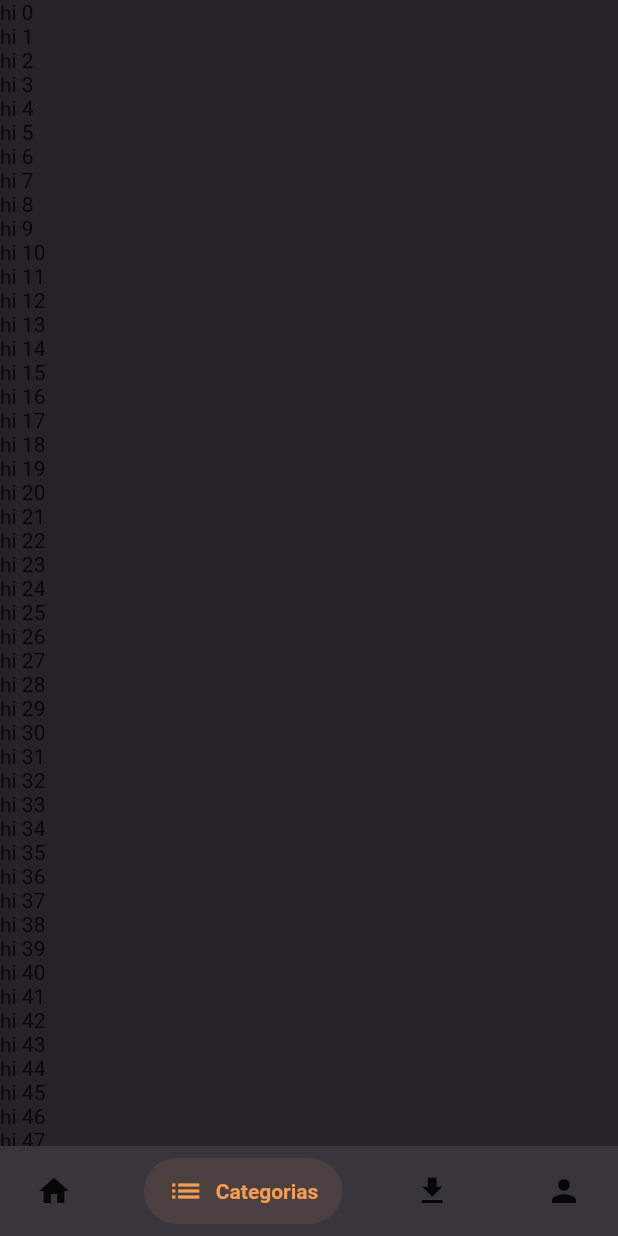
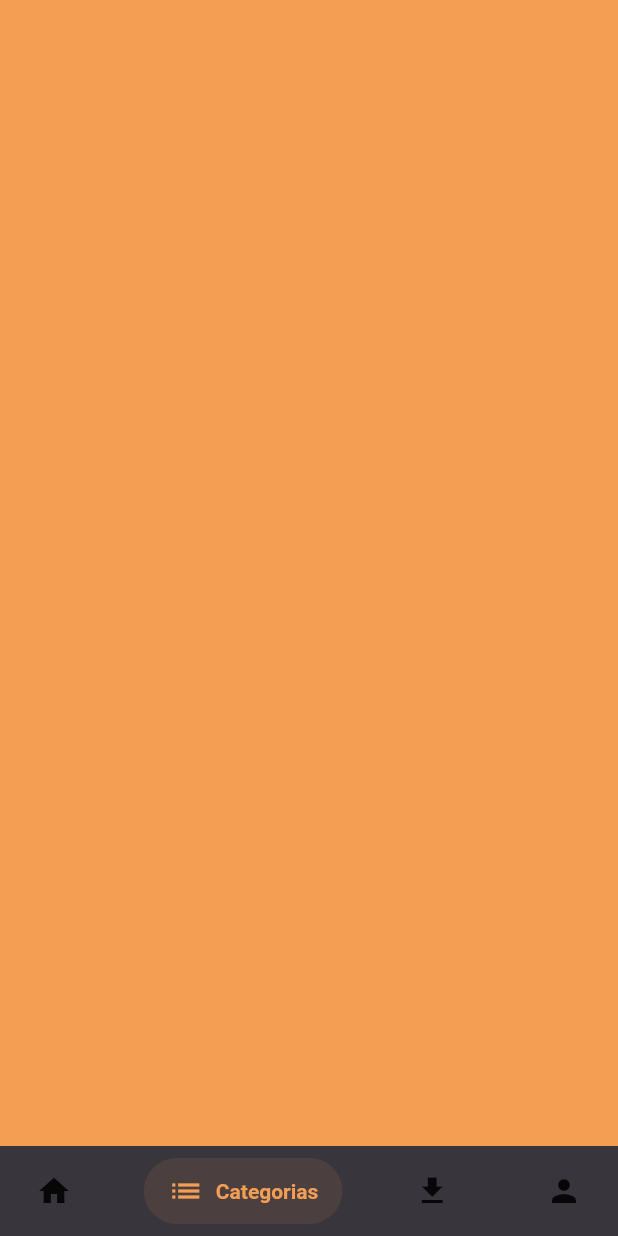
Before and after one commit to cledsonv/app_filmes, a Flutter app: the screen it shows after launch, item 2 of the bottom bar chosen, on a phone screen of 412 x 824 dp. Run offline on Flutter 3.47's test engine with Material 2 defaults, Android fonts, the light colour scheme and no system bars; drawn by our look-alikes of salomon_bottom_bar; missing offline and left inert: easy_scroll_animation.

Commit message:
alteraçoes na bottomNavigator

```diff
--- a/lib/body.dart
+++ b/lib/body.dart
@@ -1,6 +1,7 @@
 import 'package:flutter/material.dart';
-import 'package:testando_widgets/components/constant.dart';
 import 'package:testando_widgets/home_page/home_page.dart';
+
+import 'components/bottom_navigator_page.dart';
 
 class PrincipalBody extends StatefulWidget {
   const PrincipalBody({super.key});
@@ -12,10 +13,9 @@ class PrincipalBody extends StatefulWidget {
 class _PrincipalBodyState extends State<PrincipalBody> {
   @override
   Widget build(BuildContext context) {
-    return Scaffold(
-
-      body: const HomePage(),
-
+    return const Scaffold(
+      body: HomePage(),
+      bottomNavigationBar: NavigatorPage(),
     );
   }
 }
--- /dev/null
+++ b/lib/categorias_page/categories_page.dart
@@ -0,0 +1,11 @@
+import 'package:flutter/material.dart';
+import 'package:testando_widgets/components/constant.dart';
+
+class CategoryPage extends StatelessWidget {
+  const CategoryPage({super.key});
+
+  @override
+  Widget build(BuildContext context) {
+    return Container(color: kBackgroundColor);
+  }
+}
--- a/lib/home_page/components_home_page/bottom_navigator_page.dart
+++ b/lib/components/bottom_navigator_page.dart
@@ -1,5 +1,6 @@
 import 'package:flutter/material.dart';
 import 'package:salomon_bottom_bar/salomon_bottom_bar.dart';
+import 'package:testando_widgets/categorias_page/categories_page.dart';
 import 'package:testando_widgets/components/constant.dart';
 
 class NavigatorPage extends StatefulWidget {
@@ -11,12 +12,26 @@ class NavigatorPage extends StatefulWidget {
 
 class _NavigatorPageState extends State<NavigatorPage> {
   var _currentIndex = 0;
-
+  static const List<Widget> _telasUsadas = [
+    Text(
+      'Index 0: Home',
+    ),
+    CategoryPage(),
+    Text(
+      'Index 2: School',
+    ),
+    Text(
+      'Index 3: Settings',
+    ),
+  ];
   @override
   Widget build(BuildContext context) {
-    return Container(
-      color: kSecondaryColor,
-      child: SalomonBottomBar(
+    return Scaffold(
+      backgroundColor: kSecondaryColor,
+      body: Center(
+        child: _telasUsadas.elementAt(_currentIndex),
+      ),
+      bottomNavigationBar: SalomonBottomBar(
         currentIndex: _currentIndex,
         onTap: (i) => setState(() => _currentIndex = i),
         items: [
--- a/lib/home_page/home_page.dart
+++ b/lib/home_page/home_page.dart
@@ -1,6 +1,6 @@
 import 'package:flutter/material.dart';
 import '../components/constant.dart';
-import 'components_home_page/bottom_navigator_page.dart';
+
 import 'package:easy_scroll_animation/easy_scroll_animation.dart';
 
 class HomePage extends StatelessWidget {
@@ -8,13 +8,11 @@ class HomePage extends StatelessWidget {
 
   @override
   Widget build(BuildContext context) {
-    var size = MediaQuery.of(context).size;
     return Scaffold(
       backgroundColor: kPrimaryColor,
-      bottomNavigationBar: NavigatorPage(),
       body: EasyAnimatedScroll(
-        topAnimationDuration: Duration(milliseconds: 200),
-        bottomAnimationDuration: Duration(milliseconds: 200),
+        topAnimationDuration: const Duration(milliseconds: 200),
+        bottomAnimationDuration: const Duration(milliseconds: 200),
         topWidget: AppBar(
           backgroundColor: kSecondaryColor,
           leading: Padding(
```
